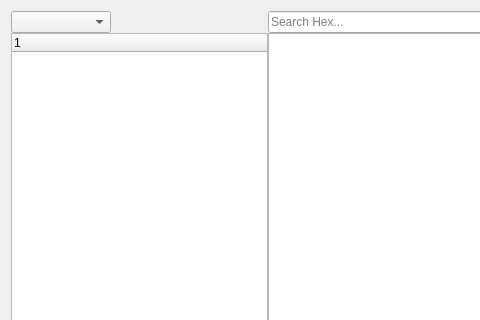
TI-84-plus/DiskEditor, file HexView.ui: the form before one commit; both pictures show x 0 to 480 and y 0 to 320 of the 1305 by 586 pixel window.
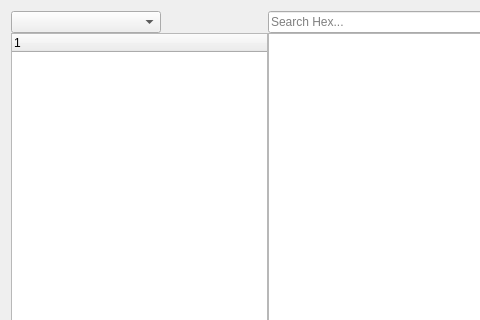
The form after the commit.

Commit message: partition list in combobox of HexView

The edit to the form file:
```diff
--- a/HexView.ui
+++ b/HexView.ui
@@ -43,7 +43,7 @@
          </property>
          <property name="minimumSize">
           <size>
-           <width>100</width>
+           <width>150</width>
            <height>0</height>
           </size>
          </property>
```
The commit also changes 4 other files.
